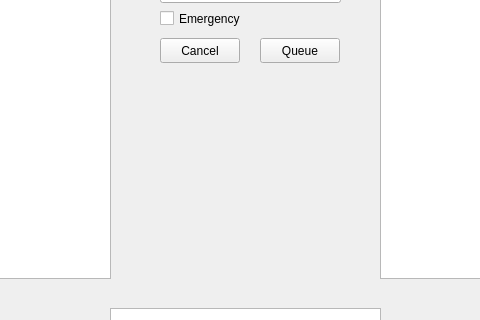
Old version of the form maindirectory.ui in the repository oracle-ryuu/SimpleSerums_radical_redo; both pictures show x 260 to 740 and y 132 to 452 of the 1035 by 761 pixel window.
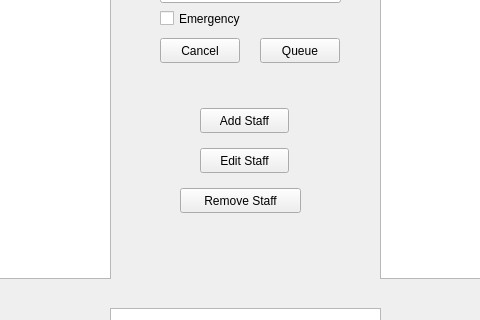
New version of the form.

Commit message: added fucntionality for the following: increase and decrease existing stock within the add item button; admin priveleges that cann add, remove, and edit staff; prescribe multiple prescriptions. currently the admin functionality is buggy and will show the buttons to regular staff intermittently.

The edit to the form file:
```diff
--- a/maindirectory.ui
+++ b/maindirectory.ui
@@ -227,6 +227,45 @@
     </rect>
    </property>
   </widget>
+  <widget class="QPushButton" name="pushButton_11">
+   <property name="geometry">
+    <rect>
+     <x>460</x>
+     <y>240</y>
+     <width>89</width>
+     <height>25</height>
+    </rect>
+   </property>
+   <property name="text">
+    <string>Add Staff</string>
+   </property>
+  </widget>
+  <widget class="QPushButton" name="pushButton_12">
+   <property name="geometry">
+    <rect>
+     <x>460</x>
+     <y>280</y>
+     <width>89</width>
+     <height>25</height>
+    </rect>
+   </property>
+   <property name="text">
+    <string>Edit Staff</string>
+   </property>
+  </widget>
+  <widget class="QPushButton" name="pushButton_13">
+   <property name="geometry">
+    <rect>
+     <x>440</x>
+     <y>320</y>
+     <width>121</width>
+     <height>25</height>
+    </rect>
+   </property>
+   <property name="text">
+    <string>Remove Staff</string>
+   </property>
+  </widget>
  </widget>
  <resources/>
  <connections>
```
The commit also changes 67 other files.
